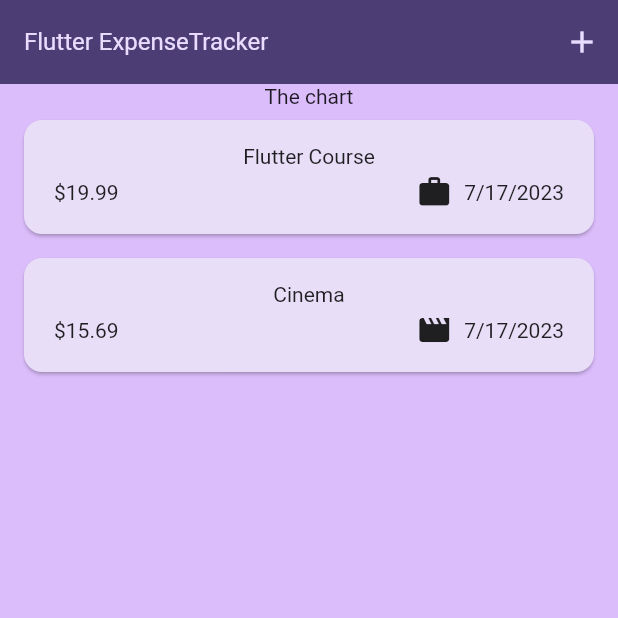
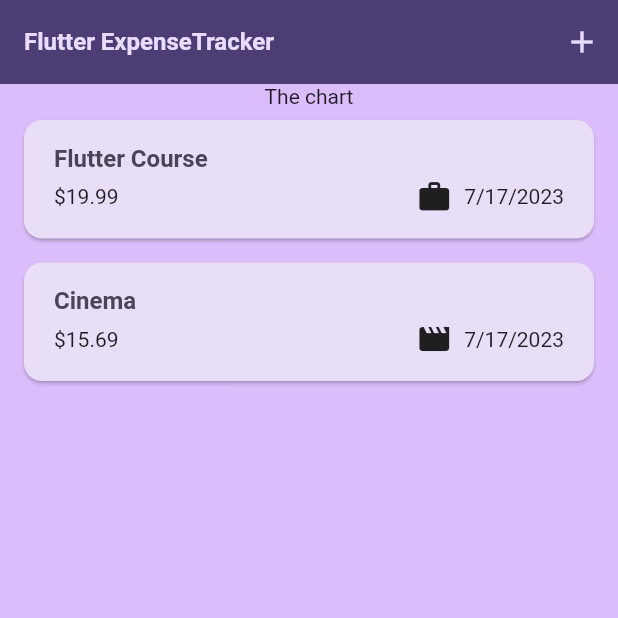
Before and after one commit to diegoDeMiguelNA/expenses_calculator, a Flutter app: the screen it shows after launch, on a phone screen of 412 x 824 dp, the top half of it. Run offline on Flutter 3.47's test engine with Material 2 defaults, Android fonts, the phone set to English and light mode, and no system bars.

Commit message:
More theming

```diff
--- a/lib/main.dart
+++ b/lib/main.dart
@@ -28,7 +28,7 @@
           ),
           textTheme: ThemeData().textTheme.copyWith(
                 titleLarge: TextStyle(
-                    fontWeight: FontWeight.normal,
+                    fontWeight: FontWeight.bold,
                     color: kColorScheme.onSecondaryContainer,
                     fontSize: 16),
               )),
--- a/lib/widgets/expenses_list/expense_item.dart
+++ b/lib/widgets/expenses_list/expense_item.dart
@@ -16,8 +16,9 @@
           vertical: 16,
         ),
         child: Column(
+          crossAxisAlignment: CrossAxisAlignment.start,
           children: [
-            Text(expense.title),
+            Text(expense.title, style: Theme.of(context).textTheme.titleLarge),
             const SizedBox(height: 4),
             Row(
               children: [
--- a/lib/widgets/expenses_list/expenses_list.dart
+++ b/lib/widgets/expenses_list/expenses_list.dart
@@ -18,6 +18,13 @@
     return ListView.builder(
       itemCount: expenses.length,
       itemBuilder: (ctx, index) => Dismissible(
+        background: Container(
+          color: Theme.of(context).colorScheme.error.withOpacity(0.75),
+          margin: EdgeInsets.symmetric(
+            horizontal: Theme.of(context).cardTheme.margin!.horizontal,
+            vertical: Theme.of(context).cardTheme.margin!.vertical,
+          ),
+        ),
         key: ValueKey(expenses[index]),
         onDismissed: (direction) {
           onRemoveExpense(expenses[index]);
```
